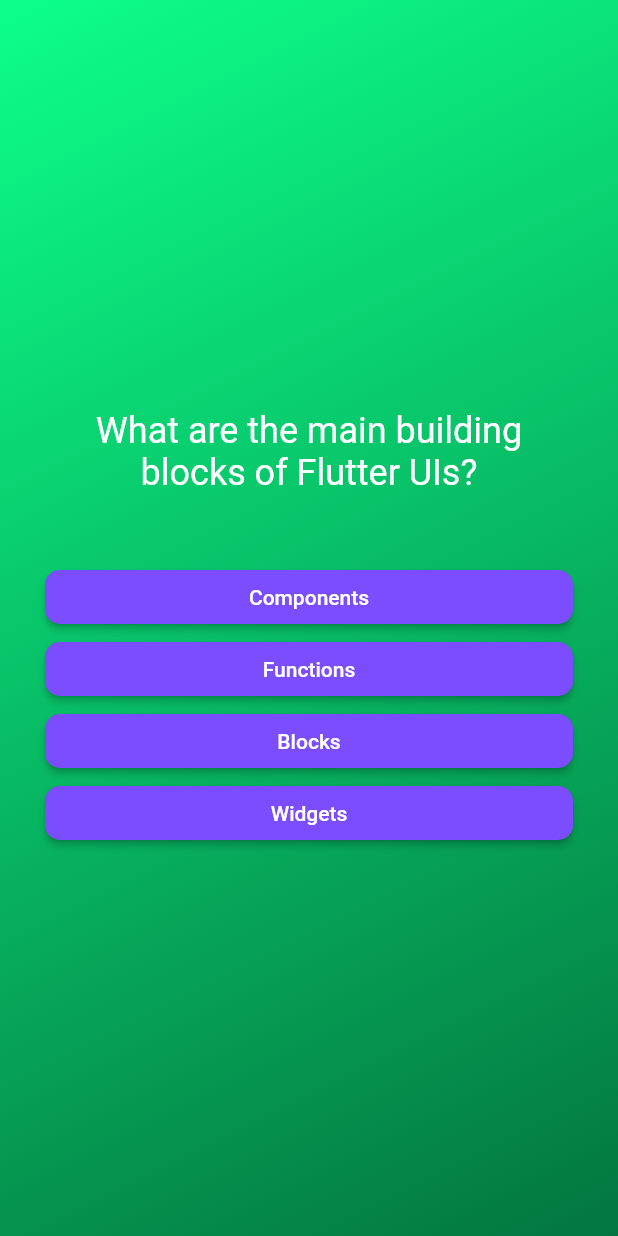
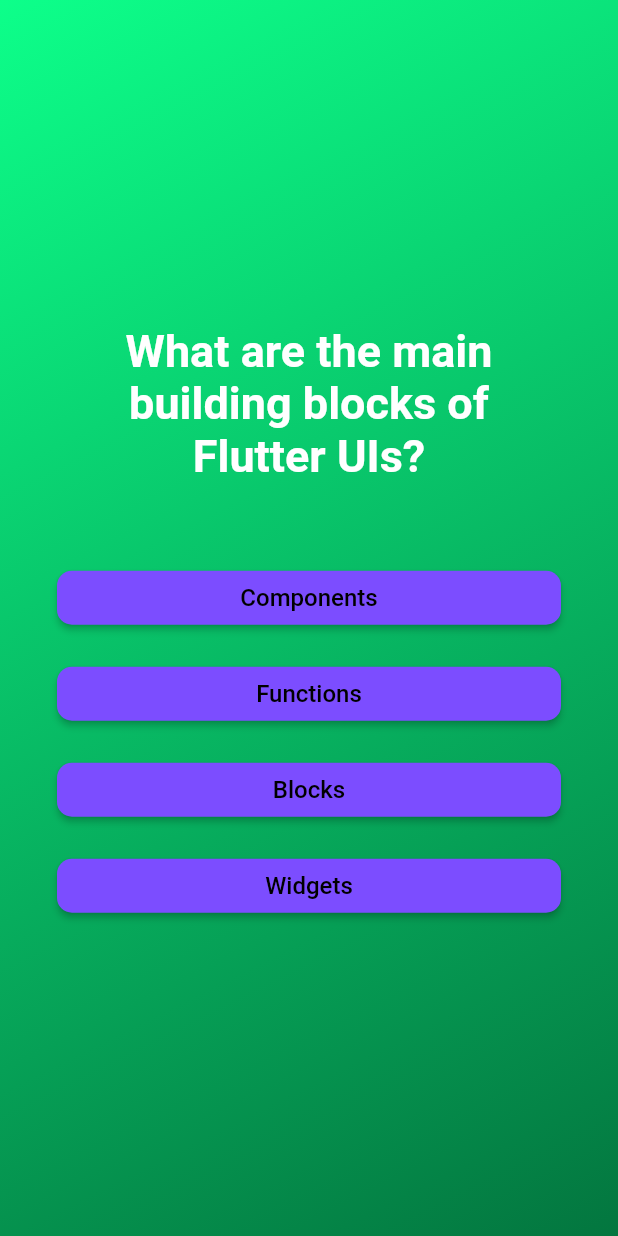
Before and after one commit to iorioluca97/quizz_app, a Flutter app: the screen it shows after launch, after a tap on "Start!", on a phone screen of 412 x 824 dp. Run offline on Flutter 3.47's test engine with Material 2 defaults, Android fonts, the phone set to English and light mode, and no system bars; our stand-ins replace google_fonts; Roboto replaces fonts that are missing (Kreon).

Commit message:
Added index functionality to dynamically change the question, added the google font pkg to style better the text widgets, refactored the text widget of the questions. Next update will be PASSING DATA VIA FUNCTIONS ACROSS WIDGETS...

```diff
--- a/lib/customs/AnswersButtonStyled.dart
+++ /dev/null
@@ -1,30 +0,0 @@
-import 'dart:developer';
-import 'package:flutter/material.dart';
-
-class AnswersButtonStyled extends StatelessWidget {
-  AnswersButtonStyled({
-    super.key,
-    required this.answerText,
-    required this.onTap,
-  });
-
-  final String answerText;
-  final void Function() onTap;
-
-  @override
-  Widget build(BuildContext context) {
-    return ElevatedButton(
-      onPressed: () {
-        onTap;
-        log('item picked: $answerText');
-      },
-      style: ElevatedButton.styleFrom(
-          padding: const EdgeInsets.symmetric(vertical: 10, horizontal: 25),
-          primary: Colors.deepPurpleAccent,
-          onPrimary: Colors.white,
-          shape:
-              RoundedRectangleBorder(borderRadius: BorderRadius.circular(10))),
-      child: Text(answerText),
-    );
-  }
-}
--- /dev/null
+++ b/lib/customs/answer_button_styled.dart
@@ -0,0 +1,40 @@
+import 'dart:developer';
+import 'package:flutter/material.dart';
+import 'package:google_fonts/google_fonts.dart';
+
+class AnswersButtonStyled extends StatelessWidget {
+  AnswersButtonStyled({
+    super.key,
+    required this.answerText,
+    required this.onTap,
+  });
+
+  final String answerText;
+  final void Function() onTap;
+
+  @override
+  Widget build(BuildContext context) {
+    return Padding(
+      padding: const EdgeInsets.all(8.0),
+      child: ElevatedButton(
+        onPressed: () {
+          onTap();
+          log('Answer: $answerText');
+        },
+        style: ElevatedButton.styleFrom(
+            padding: const EdgeInsets.symmetric(vertical: 0, horizontal: 35),
+            primary: Colors.deepPurpleAccent,
+            onPrimary: Colors.white,
+            shape: RoundedRectangleBorder(
+                borderRadius: BorderRadius.circular(10))),
+        child: Text(
+          answerText,
+          style: GoogleFonts.kreon(
+            color: Colors.black,
+            fontSize: 16,
+          ),
+        ),
+      ),
+    );
+  }
+}
--- /dev/null
+++ b/lib/customs/question_text_styled.dart
@@ -0,0 +1,25 @@
+import 'package:flutter/material.dart';
+import 'package:flutter/src/foundation/key.dart';
+import 'package:flutter/src/widgets/framework.dart';
+import 'package:google_fonts/google_fonts.dart';
+
+class QuestionTextStyled extends StatelessWidget {
+  const QuestionTextStyled({required this.text, super.key});
+  final String text; //currentQuestion.text,
+
+  @override
+  Widget build(BuildContext context) {
+    return Padding(
+      padding: const EdgeInsets.all(15),
+      child: Text(
+        text,
+        textAlign: TextAlign.center,
+        style: GoogleFonts.kreon(
+          fontSize: 30,
+          color: Colors.white,
+          fontWeight: FontWeight.bold,
+        ),
+      ),
+    );
+  }
+}
--- a/lib/questions_screen.dart
+++ b/lib/questions_screen.dart
@@ -1,7 +1,9 @@
 import 'package:flutter/material.dart';
-import 'customs/AnswersButtonStyled.dart';
+import 'customs/answer_button_styled.dart';
+import 'customs/question_text_styled.dart';
 import 'models/questions_data.dart';
 import 'dart:developer';
+import 'package:google_fonts/google_fonts.dart';
 
 class QuestionsScreen extends StatefulWidget {
   const QuestionsScreen({super.key});
@@ -11,9 +13,22 @@ class QuestionsScreen extends StatefulWidget {
 }
 
 class _QuestionsScreenState extends State<QuestionsScreen> {
+  var currentQuestionIndex = 0;
+
+  void nextQuestion() {
+    setState(() {
+      if (currentQuestionIndex < questions.length - 1) {
+        currentQuestionIndex++;
+      } else if (currentQuestionIndex == questions.length) {
+        currentQuestionIndex = 0;
+      }
+      log("currentQuestionIndex: $currentQuestionIndex");
+    });
+  }
+
   @override
   Widget build(BuildContext context) {
-    final currentQuestion = questions[0];
+    final currentQuestion = questions[currentQuestionIndex];
     return Container(
       margin: const EdgeInsets.all(30),
       width: double.infinity, // use as much width as you can
@@ -21,15 +36,7 @@ class _QuestionsScreenState extends State<QuestionsScreen> {
         mainAxisAlignment: MainAxisAlignment.center,
         crossAxisAlignment: CrossAxisAlignment.stretch,
         children: [
-          Padding(
-            padding: const EdgeInsets.all(15),
-            child: Text(currentQuestion.text,
-                textAlign: TextAlign.center,
-                style: const TextStyle(
-                  color: Colors.white,
-                  fontSize: 24,
-                )),
-          ),
+          QuestionTextStyled(text: currentQuestion.text),
           const SizedBox(height: 30),
           /* dato che si verrebbe a creare una lista (quella di column)
           che all'interno conterrebbe un'altra lista (quella di map)
@@ -40,9 +47,10 @@ class _QuestionsScreenState extends State<QuestionsScreen> {
           ...currentQuestion.getShuffledAnswer().map(
             (answer) {
               return AnswersButtonStyled(
-                answerText: answer,
-                onTap: () {},
-              );
+                  answerText: answer,
+                  onTap: () {
+                    nextQuestion();
+                  });
             },
           )
         ],
--- a/lib/start_screen.dart
+++ b/lib/start_screen.dart
@@ -1,7 +1,6 @@
 import 'dart:developer';
-
+import 'package:google_fonts/google_fonts.dart';
 import 'package:flutter/material.dart';
-import 'quizz.dart';
 
 class StartScreen extends StatelessWidget {
   const StartScreen(this.switchScreenFunction, {super.key});
@@ -17,12 +16,12 @@ class StartScreen extends StatelessWidget {
           const SizedBox(
             height: 120,
           ),
-          const Text(
+          Text(
             'Quizz App',
-            style: TextStyle(
+            style: GoogleFonts.pacifico(
               color: Colors.white,
-              fontSize: 34,
-              fontWeight: FontWeight.bold,
+              fontSize: 45,
+              fontWeight: FontWeight.normal,
             ),
           ),
           const SizedBox(
@@ -37,11 +36,15 @@ class StartScreen extends StatelessWidget {
             ),
           ),
           const SizedBox(
-            height: 40,
+            height: 50,
           ),
-          const Text(
+          Text(
             "Let's test your knowledge!",
-            style: TextStyle(color: Colors.white, fontSize: 28),
+            style: GoogleFonts.kreon(
+              color: Colors.white,
+              fontSize: 28,
+              fontWeight: FontWeight.normal,
+            ),
           ),
           const SizedBox(
             height: 60,
@@ -59,9 +62,9 @@ class StartScreen extends StatelessWidget {
               textStyle: const TextStyle(fontSize: 28),
             ),
             icon: const Icon(Icons.arrow_right_alt, size: 35),
-            label: const Text(
+            label: Text(
               "Start!",
-              style: TextStyle(
+              style: GoogleFonts.kreon(
                 color: Colors.black,
                 fontSize: 28,
               ),
--- a/pubspec.yaml
+++ b/pubspec.yaml
@@ -34,6 +34,8 @@ dependencies:
   # The following adds the Cupertino Icons font to your application.
   # Use with the CupertinoIcons class for iOS style icons.
   cupertino_icons: ^1.0.2
+  google_fonts: ^2.1.0
+
 
 dev_dependencies:
   flutter_test:
```
Also changed, not shown: pubspec.lock, 7 other files.
